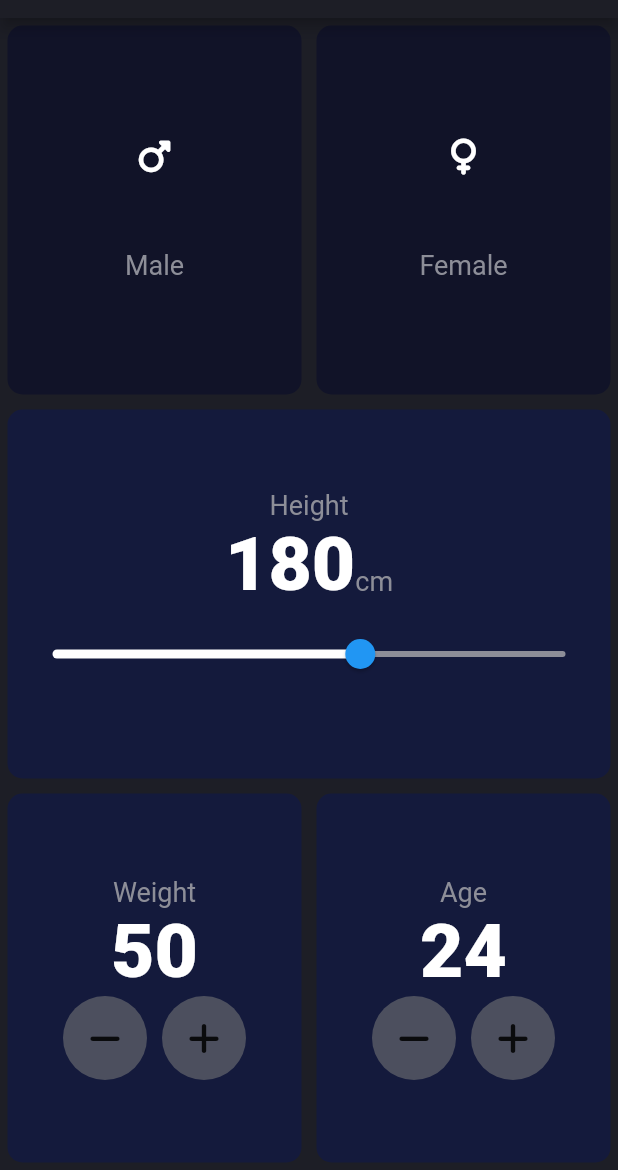
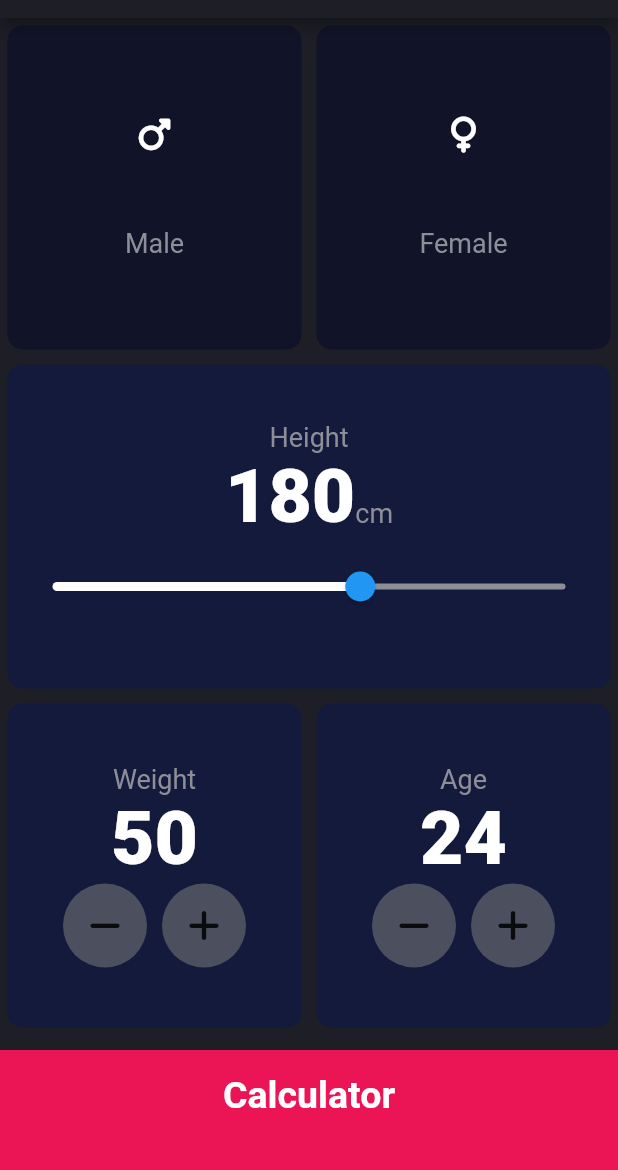
Before and after one commit to Dhruvjohari2/flutterdevlopmentapp, a Flutter app: the screen it shows after launch, in the side drawer, after a tap on "BMI Calculator", on a phone screen of 412 x 824 dp, the part 66-1236 px from its top. Run offline on Flutter 3.47's test engine with Material 2 defaults, Android fonts, the phone set to English and light mode, and no system bars; our stand-ins replace font_awesome_flutter.

Commit message:
updated code with BMI calculator

```diff
--- a/lib/BMI calculator/bmi_calculator.dart
+++ b/lib/BMI calculator/bmi_calculator.dart
@@ -1,8 +1,11 @@
 import 'package:flutter/material.dart';
+import 'package:i_am_rich/BMI%20calculator/components/bottom_button.dart';
 import 'package:i_am_rich/BMI%20calculator/constants.dart';
-import 'package:i_am_rich/BMI%20calculator/icon_content.dart';
-import 'package:i_am_rich/BMI%20calculator/resuablecard.dart';
+import 'package:i_am_rich/BMI%20calculator/components/icon_content.dart';
+import 'package:i_am_rich/BMI%20calculator/components/resuablecard.dart';
 import 'package:font_awesome_flutter/font_awesome_flutter.dart';
+import 'package:i_am_rich/BMI%20calculator/screens/results_page.dart';
+import 'package:i_am_rich/BMI%20calculator/components/round_icon_button.dart';
 
 enum Gender {
   male,
@@ -27,7 +30,7 @@ class _BMICalculatorState extends State<BMICalculator> {
     return Scaffold(
       backgroundColor: const Color(0xFF1D1E26),
       appBar: AppBar(
-        backgroundColor: const Color(0xFF1D1E26),
+        backgroundColor: kBackgroundColour,
         title: const Text('BMI CALCULATOR'),
       ),
       body: Column(
@@ -43,12 +46,13 @@ class _BMICalculatorState extends State<BMICalculator> {
                       });
                     },
                     color: selectedGender == Gender.male
-                          ? activeCardColour
+                        ? kActiveCardColour
                         : inactiveCardColour,
                     cardChild: const IconContent(
                       icon: FontAwesomeIcons.mars,
                       label: "Male",
-                      )),
+                    ),
+                  ),
                 ),
                 Expanded(
                   child: CardView(
@@ -58,7 +62,7 @@ class _BMICalculatorState extends State<BMICalculator> {
                       });
                     },
                     color: selectedGender == Gender.female
-                        ? activeCardColour
+                        ? kActiveCardColour
                         : inactiveCardColour,
                     cardChild: const IconContent(
                       icon: FontAwesomeIcons.venus,
@@ -120,7 +124,7 @@ class _BMICalculatorState extends State<BMICalculator> {
                 ],
               ),
               pressed: () {
-                print('hello');
+                debugPrint('hello');
               },
             ),
           ),
@@ -168,7 +172,7 @@ class _BMICalculatorState extends State<BMICalculator> {
                       ],
                     ),
                     pressed: () {
-                      print('hello');
+                      debugPrint('hello');
                     },
                   ),
                 ),
@@ -213,41 +217,26 @@ class _BMICalculatorState extends State<BMICalculator> {
                       ],
                     ),
                     pressed: () {
-                      print('hello');
+                      debugPrint('hello');
                     },
                   ),
                 ),
               ],
             ),
           ),
+          BottomButton(
+            onTap: () {
+              Navigator.push(
+                context,
+                MaterialPageRoute(
+                  builder: (context) => const ResultsPage(),
+                ),
+              );
+            },
+            buttonTitle: 'Calculator',
+          ),
         ],
       ),
     );
   }
 }
-
-class RoundIconButton extends StatelessWidget {
-  const RoundIconButton({
-    Key? key,
-    required this.icon,
-    required this.onPressed,
-  }) : super(key: key);
-
-  final IconData icon;
-  final VoidCallback onPressed;
-
-  @override
-  Widget build(BuildContext context) {
-    return RawMaterialButton(
-      shape: const CircleBorder(),
-      elevation: 0.0,
-      fillColor: const Color(0xFF4C4F5E),
-      constraints: const BoxConstraints.tightFor(
-        width: 56.0,
-        height: 56.0,
-      ),
-      onPressed: onPressed,
-      child: Icon(icon),
-    );
-  }
-}
--- /dev/null
+++ b/lib/BMI calculator/components/bottom_button.dart
@@ -0,0 +1,33 @@
+import 'package:flutter/material.dart';
+import 'package:i_am_rich/BMI%20calculator/constants.dart';
+
+class BottomButton extends StatelessWidget {
+  const BottomButton({
+    Key? key,
+    required this.onTap,
+    required this.buttonTitle,
+  }) : super(key: key);
+
+  final VoidCallback onTap;
+  final String buttonTitle;
+
+  @override
+  Widget build(BuildContext context) {
+    return GestureDetector(
+      onTap: onTap,
+      child: Container(
+        color: kBottomContainerColour,
+        padding: const EdgeInsets.only(bottom: 20.0),
+        margin: const EdgeInsets.only(top: 10.0),
+        width: double.infinity,
+        height: kBottomContainerHeight,
+        child: Center(
+          child: Text(
+            buttonTitle,
+            style: kLargeButtonTextStyle,
+          ),
+        ),
+      ),
+    );
+  }
+}
--- /dev/null
+++ b/lib/BMI calculator/components/round_icon_button.dart
@@ -0,0 +1,27 @@
+import 'package:flutter/material.dart';
+
+class RoundIconButton extends StatelessWidget {
+  const RoundIconButton({
+    Key? key,
+    required this.icon,
+    required this.onPressed,
+  }) : super(key: key);
+
+  final IconData icon;
+  final VoidCallback onPressed;
+
+  @override
+  Widget build(BuildContext context) {
+    return RawMaterialButton(
+      shape: const CircleBorder(),
+      elevation: 0.0,
+      fillColor: const Color(0xFF4C4F5E),
+      constraints: const BoxConstraints.tightFor(
+        width: 56.0,
+        height: 56.0,
+      ),
+      onPressed: onPressed,
+      child: Icon(icon),
+    );
+  }
+}
--- a/lib/BMI calculator/constants.dart
+++ b/lib/BMI calculator/constants.dart
@@ -1,9 +1,10 @@
 import 'package:flutter/material.dart';
 
-const bottomContainerHeight = 80.0;
+const kBottomContainerHeight = 80.0;
 const inactiveCardColour = Color(0xFF111328);
-const activeCardColour = Color(0xFF1D1E33);
-const bottomContainerColour = Color(0xFFEB1555);
+const kActiveCardColour = Color(0xFF1D1E33);
+const kBottomContainerColour = Color(0xFFEB1555);
+const kBackgroundColour = Color(0xFF1D1E26);
 
 const kLabelTextstyle = TextStyle(
   fontSize: 18.0,
@@ -13,5 +14,29 @@ const kLabelTextstyle = TextStyle(
 const kNumberTextStyle = TextStyle(
   fontSize: 50.0,
   fontWeight: FontWeight.w900,
-  color:Colors.white,
+  color: Colors.white,
 );
+const kLargeButtonTextStyle = TextStyle(
+  fontSize: 25.0,
+  fontWeight: FontWeight.bold,
+  color: Colors.white,
+);
+const kTitleTextStyle = TextStyle(
+  color: Colors.white,
+  fontSize: 50.0,
+  fontWeight: FontWeight.bold,
+);
+const kResultTextStyle = TextStyle(
+  color: Color(0xFF24D876),
+  fontWeight: FontWeight.bold,
+  fontSize: 22.0,
+);
+const kBMITextStyle = TextStyle(
+  color: Color(0xFF24D876),
+  fontWeight: FontWeight.bold,
+  fontSize: 100.0,
+);
+const kBodyTextStyle = TextStyle(
+  fontSize: 22.0,
+  color: Colors.white,
+);
```
Also changed, not shown: lib/BMI calculator/calculator_brain.dart (added, +37 -0 lines), lib/BMI calculator/screens/results_page.dart (added, +71 -0 lines), lib/BMI calculator/components/icon_content.dart (renamed from lib/BMI calculator/icon_content.dart), lib/BMI calculator/components/resuablecard.dart (renamed from lib/BMI calculator/resuablecard.dart). Lines whose indentation alone changed are shown as unchanged.
